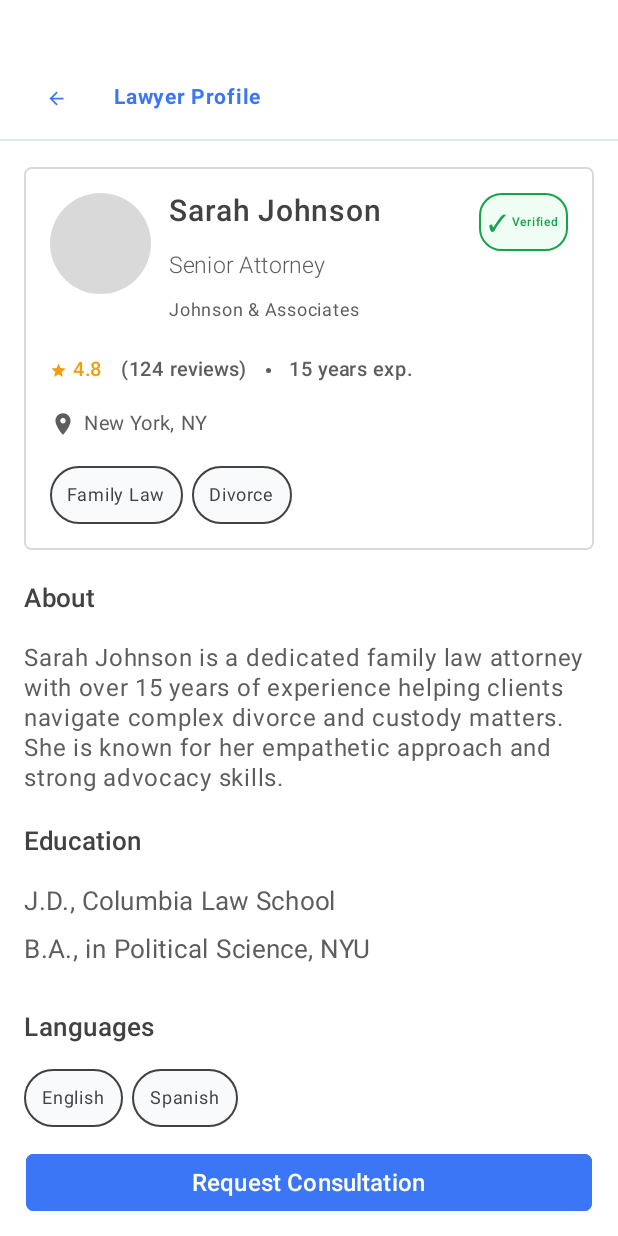
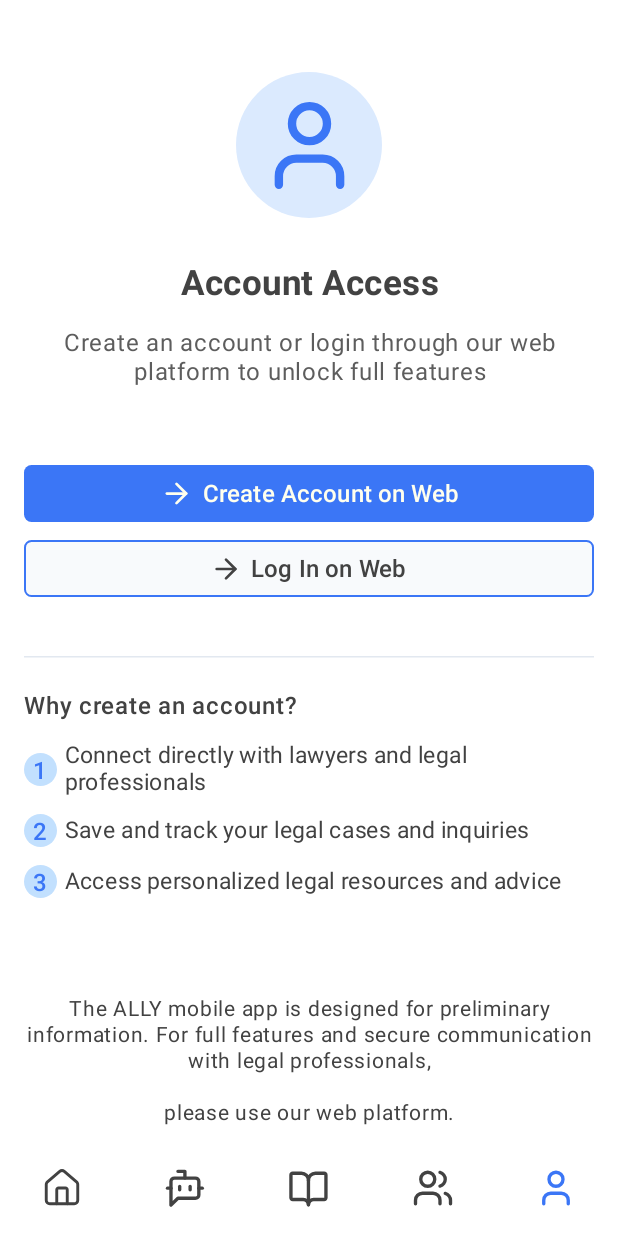
Before and after one commit to piolonrqz/Capstone-ALLY, an Android app built with Jetpack Compose: the LawyerProfileScreen screen opened through its navigation route, after a tap on "Request Consultation", on a phone screen of 412 x 824 dp. Run offline under Robolectric (Android 15) with nearby library versions, the phone set to English and light mode, and no system bars.

Commit message:
added Account Screen

```diff
--- a/ally-mobile/app/src/main/java/com/example/ally/MainActivity.kt
+++ b/ally-mobile/app/src/main/java/com/example/ally/MainActivity.kt
@@ -25,6 +25,7 @@ import com.example.ally.ui.screens.ResourcesScreen
 import com.example.ally.ui.screens.LibrarySearchScreen
 import com.example.ally.ui.screens.LawyersScreen
 import com.example.ally.ui.screens.LawyerProfileScreen
+import com.example.ally.ui.screens.AccountScreen
 import com.example.ally.ui.components.AllyBottomNav
 
 class MainActivity : ComponentActivity() {
@@ -40,7 +41,7 @@ class MainActivity : ComponentActivity() {
                 Scaffold(
                     modifier = Modifier.fillMaxSize(),                    bottomBar = {
                         // Show bottom nav only on screens that need it
-                        if (currentRoute == ScreenRoutes.LANDING || currentRoute == ScreenRoutes.CHAT || currentRoute == ScreenRoutes.RESOURCES || currentRoute == ScreenRoutes.LAWYERS) { // Add other relevant routes
+                        if (currentRoute == ScreenRoutes.LANDING || currentRoute == ScreenRoutes.CHAT || currentRoute == ScreenRoutes.RESOURCES || currentRoute == ScreenRoutes.LAWYERS || currentRoute == ScreenRoutes.ACCOUNT) { // Add other relevant routes
                             AllyBottomNav(navController = navController, currentRoute = currentRoute)
                         }
                     }
@@ -67,8 +68,10 @@ class MainActivity : ComponentActivity() {
                         composable(ScreenRoutes.LAWYER_PROFILE) {
                             LawyerProfileScreen(navController = navController)
                         }
+                        composable(ScreenRoutes.ACCOUNT) {
+                            AccountScreen(navController = navController)
+                        }
                         // Add other composables for other screens here
-                        // composable(ScreenRoutes.ACCOUNT) { AccountScreen(navController) }
                     }
                 }
             }
--- a/ally-mobile/app/src/main/java/com/example/ally/ui/components/BottomNavigationBar.kt
+++ b/ally-mobile/app/src/main/java/com/example/ally/ui/components/BottomNavigationBar.kt
@@ -62,7 +62,7 @@ fun AllyBottomNav(navController: NavController, currentRoute: String?) {
                 iconRes = R.drawable.ic_account,
                 label = "Account",
                 selected = currentRoute == ScreenRoutes.ACCOUNT,
-                onClick = { /* TODO: if (currentRoute != ScreenRoutes.ACCOUNT) navController.navigate(ScreenRoutes.ACCOUNT) */ }
+                onClick = { if (currentRoute != ScreenRoutes.ACCOUNT) navController.navigate(ScreenRoutes.ACCOUNT) }
             )
         }
     }
--- /dev/null
+++ b/ally-mobile/app/src/main/java/com/example/ally/ui/screens/AccountScreen.kt
@@ -0,0 +1,239 @@
+package com.example.ally.ui.screens
+
+import androidx.compose.foundation.BorderStroke
+import androidx.compose.foundation.Image
+import androidx.compose.foundation.background
+import androidx.compose.foundation.layout.*
+import androidx.compose.foundation.rememberScrollState
+import androidx.compose.foundation.shape.CircleShape
+import androidx.compose.foundation.shape.RoundedCornerShape
+import androidx.compose.foundation.verticalScroll
+import androidx.compose.material3.*
+import androidx.compose.runtime.Composable
+import androidx.compose.ui.Alignment
+import androidx.compose.ui.Modifier
+import androidx.compose.ui.draw.clip
+import androidx.compose.ui.graphics.Color
+import androidx.compose.ui.graphics.ColorFilter
+import androidx.compose.ui.res.painterResource
+import androidx.compose.ui.text.font.FontWeight
+import androidx.compose.ui.text.style.TextAlign
+import androidx.compose.ui.unit.dp
+import androidx.compose.ui.unit.sp
+import androidx.navigation.NavController
+import com.example.ally.R
+import com.example.ally.navigation.ScreenRoutes
+
+@Composable
+fun AccountScreen(navController: NavController) {
+    Column(
+        modifier = Modifier
+            .fillMaxSize()
+            .background(Color.White)
+            .verticalScroll(rememberScrollState())
+            .padding(16.dp),
+        horizontalAlignment = Alignment.CenterHorizontally
+    ) {
+        Spacer(modifier = Modifier.height(32.dp))
+
+        // Account Icon Circle
+        Box(
+            modifier = Modifier
+                .size(97.dp)
+                .clip(CircleShape)
+                .background(Color(0xFFDBEAFE)),
+            contentAlignment = Alignment.Center
+        ) {
+            Image(
+                painter = painterResource(id = R.drawable.ic_account),
+                contentDescription = "Account",
+                modifier = Modifier.size(70.dp),
+                colorFilter = ColorFilter.tint(Color(0xFF3B76F6))
+            )
+        }
+
+        Spacer(modifier = Modifier.height(30.dp))
+
+        // Account Access Title
+        Text(
+            text = "Account Access",
+            fontSize = 23.sp,
+            fontWeight = FontWeight.Bold,
+            color = Color(0xFF424242),
+            textAlign = TextAlign.Center
+        )
+
+        Spacer(modifier = Modifier.height(17.dp))
+
+        // Description Text
+        Text(
+            text = "Create an account or login through our web\nplatform to unlock full features",
+            fontSize = 16.sp,
+            color = Color(0xFF5D5D5D),
+            textAlign = TextAlign.Center,
+            lineHeight = 19.sp
+        )
+
+        Spacer(modifier = Modifier.height(51.dp))
+
+        // Create Account Button
+        Button(
+            onClick = { /* TODO: Open web browser */ },
+            modifier = Modifier
+                .fillMaxWidth()
+                .height(38.dp),
+            colors = ButtonDefaults.buttonColors(
+                containerColor = Color(0xFF3B76F6)
+            ),
+            shape = RoundedCornerShape(5.dp)
+        ) {
+            Row(
+                verticalAlignment = Alignment.CenterVertically,
+                horizontalArrangement = Arrangement.Center
+            ) {
+                Image(
+                    painter = painterResource(id = R.drawable.ic_arrow_right),
+                    contentDescription = null,
+                    modifier = Modifier.size(24.dp),
+                    colorFilter = ColorFilter.tint(Color(0xFFFFFFEE))
+                )
+                Spacer(modifier = Modifier.width(6.dp))
+                Text(
+                    text = "Create Account on Web",
+                    fontSize = 16.sp,
+                    fontWeight = FontWeight.SemiBold,
+                    color = Color(0xFFFFFFEE)
+                )
+            }
+        }
+
+        Spacer(modifier = Modifier.height(12.dp))
+
+        // Log In Button
+        OutlinedButton(
+            onClick = { /* TODO: Open web browser */ },
+            modifier = Modifier
+                .fillMaxWidth()
+                .height(38.dp),
+            border = BorderStroke(1.dp, Color(0xFF3B76F6)),
+            colors = ButtonDefaults.outlinedButtonColors(
+                containerColor = Color(0xFFF8FAFC),
+                contentColor = Color(0xFF424242)
+            ),
+            shape = RoundedCornerShape(5.dp)
+        ) {
+            Row(
+                verticalAlignment = Alignment.CenterVertically,
+                horizontalArrangement = Arrangement.Center
+            ) {
+                Image(
+                    painter = painterResource(id = R.drawable.ic_arrow_right),
+                    contentDescription = null,
+                    modifier = Modifier.size(21.dp),
+                    colorFilter = ColorFilter.tint(Color(0xFF424242))
+                )
+                Spacer(modifier = Modifier.width(6.dp))
+                Text(
+                    text = "Log In on Web",
+                    fontSize = 16.sp,
+                    fontWeight = FontWeight.SemiBold,
+                    color = Color(0xFF424242)
+                )
+            }
+        }
+
+        Spacer(modifier = Modifier.height(40.dp))
+
+        // Divider Line
+        HorizontalDivider(
+            modifier = Modifier.fillMaxWidth(),
+            thickness = 1.dp,
+            color = Color(0xFFE2E8F0)
+        )
+
+        Spacer(modifier = Modifier.height(20.dp))
+
+        // Why create an account section
+        Column(
+            modifier = Modifier.fillMaxWidth(),
+            horizontalAlignment = Alignment.Start
+        ) {
+            Text(
+                text = "Why create an account?",
+                fontSize = 16.sp,
+                fontWeight = FontWeight.SemiBold,
+                color = Color(0xFF424242),
+                modifier = Modifier.align(Alignment.Start)
+            )
+
+            Spacer(modifier = Modifier.height(12.dp))
+
+            // Benefit 1
+            BenefitItem(
+                number = "1",
+                text = "Connect directly with lawyers and legal professionals"
+            )
+
+            Spacer(modifier = Modifier.height(12.dp))
+
+            // Benefit 2
+            BenefitItem(
+                number = "2",
+                text = "Save and track your legal cases and inquiries"
+            )
+
+            Spacer(modifier = Modifier.height(12.dp))
+
+            // Benefit 3
+            BenefitItem(
+                number = "3",
+                text = "Access personalized legal resources and advice"
+            )
+        }
+
+        Spacer(modifier = Modifier.height(65.dp))
+
+        // Bottom explanatory text
+        Text(
+            text = "The ALLY mobile app is designed for preliminary information. For full features and secure communication with legal professionals,\n\nplease use our web platform.",
+            fontSize = 14.sp,
+            color = Color(0xFF424242),
+            textAlign = TextAlign.Center,
+            lineHeight = 17.sp
+        )
+
+        Spacer(modifier = Modifier.height(32.dp))
+    }
+}
+
+@Composable
+fun BenefitItem(number: String, text: String) {
+    Row(
+        modifier = Modifier.fillMaxWidth(),
+        verticalAlignment = Alignment.CenterVertically
+    ) {
+        Box(
+            modifier = Modifier
+                .size(22.dp)
+                .clip(CircleShape)
+                .background(Color(0xFFC2E0FE)),
+            contentAlignment = Alignment.Center
+        ) {
+            Text(
+                text = number,
+                fontSize = 16.sp,
+                fontWeight = FontWeight.SemiBold,
+                color = Color(0xFF3B76F6)
+            )
+        }
+
+        Spacer(modifier = Modifier.width(5.dp))
+
+        Text(
+            text = text,
+            fontSize = 15.sp,
+            color = Color(0xFF424242),
+            lineHeight = 18.sp
+        )
+    }
+}
--- a/ally-mobile/app/src/main/java/com/example/ally/ui/screens/LawyerProfileScreen.kt
+++ b/ally-mobile/app/src/main/java/com/example/ally/ui/screens/LawyerProfileScreen.kt
@@ -27,6 +27,7 @@ import androidx.compose.ui.unit.dp
 import androidx.compose.ui.unit.sp
 import androidx.navigation.NavController
 import com.example.ally.R
+import com.example.ally.navigation.ScreenRoutes
 
 @Composable
 fun LawyerProfileScreen(navController: NavController) {
@@ -160,7 +161,7 @@ fun LawyerProfileScreen(navController: NavController) {
                                         Color(0xFF16A34A),
                                         RoundedCornerShape(15.dp)
                                     )
-                                    .padding(horizontal = 6.dp, vertical = 7.dp)
+                                    .padding(horizontal = 18.dp, vertical = 7.dp)
                             ) {
                                 Row(
                                     verticalAlignment = Alignment.CenterVertically
@@ -468,7 +469,7 @@ fun LawyerProfileScreen(navController: NavController) {
                 .padding(17.dp)
         ) {
             Button(
-                onClick = { /* TODO: Implement consultation request */ },
+                onClick = { navController.navigate(ScreenRoutes.ACCOUNT) },
                 modifier = Modifier
                     .fillMaxWidth()
                     .height(38.dp),
```
